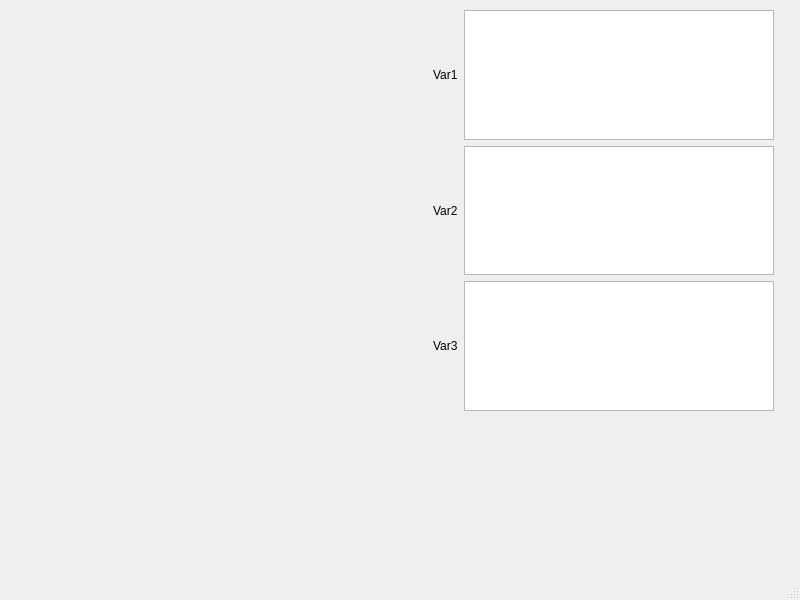
Killian4096/ECE1259-Project, file include/GUI/GUI.ui: the form before one commit.
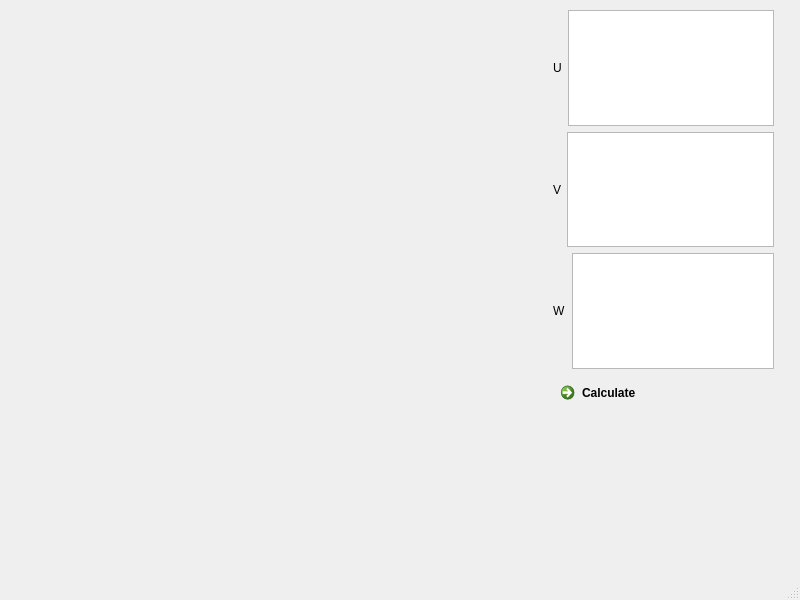
The form after the commit.

```diff
--- a/include/GUI/GUI.ui
+++ b/include/GUI/GUI.ui
@@ -19,7 +19,7 @@
      <rect>
       <x>0</x>
       <y>10</y>
-      <width>421</width>
+      <width>541</width>
       <height>401</height>
      </rect>
     </property>
@@ -27,9 +27,9 @@
    <widget class="QWidget" name="verticalLayoutWidget">
     <property name="geometry">
      <rect>
-      <x>433</x>
+      <x>553</x>
       <y>10</y>
-      <width>341</width>
+      <width>221</width>
       <height>401</height>
      </rect>
     </property>
@@ -39,7 +39,7 @@
        <item>
         <widget class="QLabel" name="label">
          <property name="text">
-          <string>Var1</string>
+          <string>U</string>
          </property>
         </widget>
        </item>
@@ -53,7 +53,7 @@
        <item>
         <widget class="QLabel" name="label_2">
          <property name="text">
-          <string>Var2</string>
+          <string>V</string>
          </property>
         </widget>
        </item>
@@ -67,7 +67,7 @@
        <item>
         <widget class="QLabel" name="label_3">
          <property name="text">
-          <string>Var3</string>
+          <string>W</string>
          </property>
         </widget>
        </item>
@@ -76,6 +76,13 @@
        </item>
       </layout>
      </item>
+     <item>
+      <widget class="QCommandLinkButton" name="calcbutton">
+       <property name="text">
+        <string>Calculate</string>
+       </property>
+      </widget>
+     </item>
     </layout>
    </widget>
   </widget>
```
Left out of the diff: 12 changed lines with no effect on the pictures.
